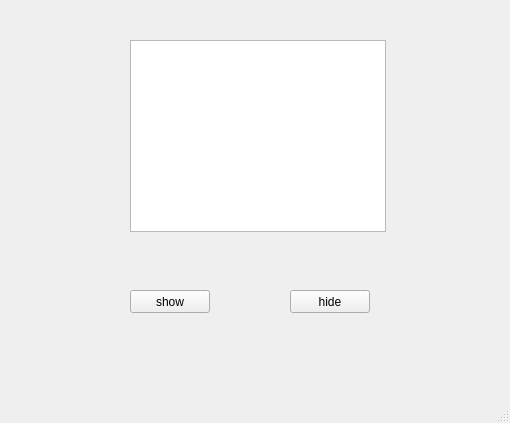
Qt form SimpleApp/simpleapp.ui (parhamsaremi/ESR_LAB) before a commit.
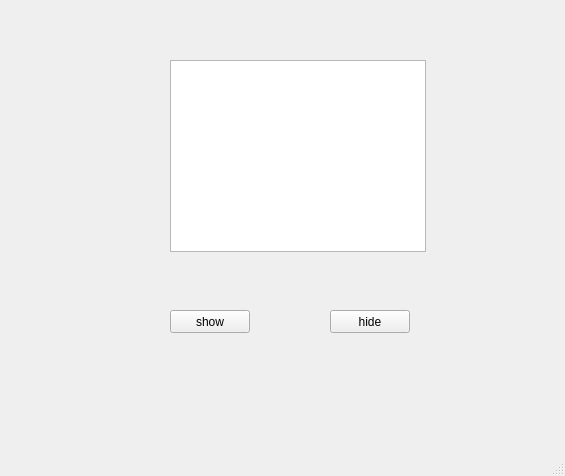
The same form after that commit.

```diff
--- a/SimpleApp/simpleapp.ui
+++ b/SimpleApp/simpleapp.ui
@@ -6,8 +6,8 @@
    <rect>
     <x>0</x>
     <y>0</y>
-    <width>510</width>
-    <height>423</height>
+    <width>565</width>
+    <height>476</height>
    </rect>
   </property>
   <property name="windowTitle">
@@ -17,8 +17,8 @@
    <widget class="QTextBrowser" name="textBrowser">
     <property name="geometry">
      <rect>
-      <x>130</x>
-      <y>40</y>
+      <x>170</x>
+      <y>60</y>
       <width>256</width>
       <height>192</height>
      </rect>
@@ -27,8 +27,8 @@
    <widget class="QPushButton" name="pushButton">
     <property name="geometry">
      <rect>
-      <x>130</x>
-      <y>290</y>
+      <x>170</x>
+      <y>310</y>
       <width>80</width>
       <height>23</height>
      </rect>
@@ -40,8 +40,8 @@
    <widget class="QPushButton" name="pushButton_2">
     <property name="geometry">
      <rect>
-      <x>290</x>
-      <y>290</y>
+      <x>330</x>
+      <y>310</y>
       <width>80</width>
       <height>23</height>
      </rect>
```
Left out of the diff: 2 changed lines with no effect on the pictures.
